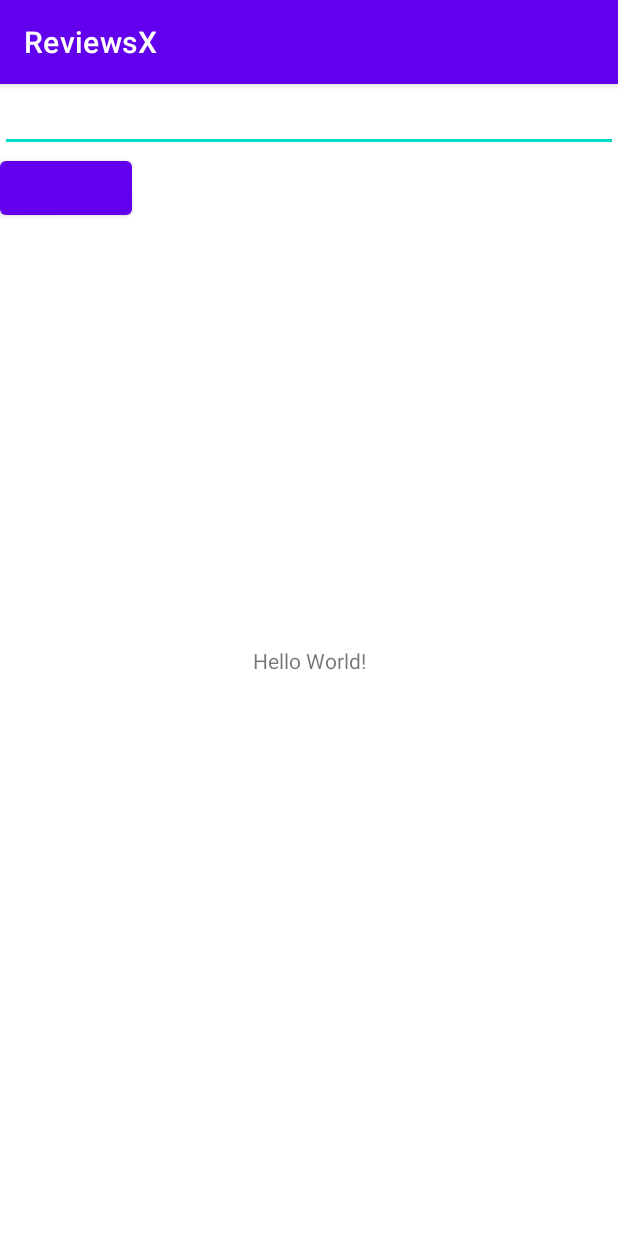
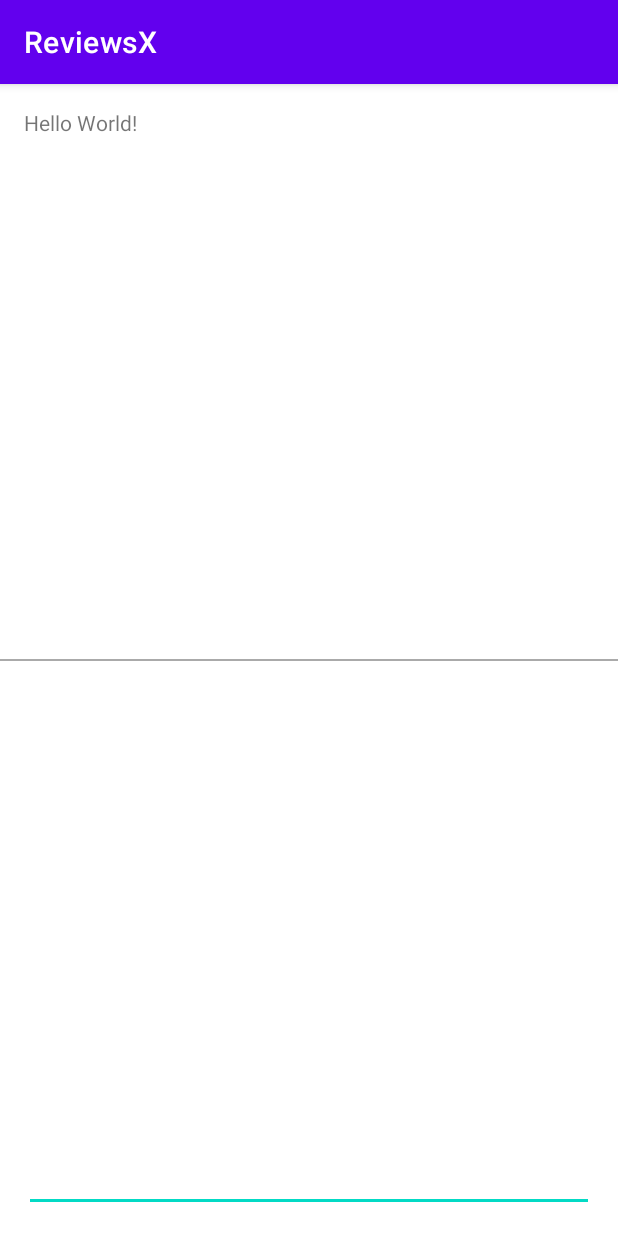
Before and after one commit to CS699-IITB-Autumn-2021/project-invertedstack, an Android app: the screen it shows after launch (MainActivity), on a phone screen of 412 x 824 dp. Run offline under Robolectric (Android 15) with nearby library versions, the phone set to English and light mode, and no system bars; libraries missing offline, so code that uses them is left out: io.noties.markwon; 4 statements that could not run were skipped.

Commit message:
Spicing up the layout a bit

```diff
--- a/app/src/main/java/cs699_a2021/invertedstack/reviewsx/MainActivity.java
+++ b/app/src/main/java/cs699_a2021/invertedstack/reviewsx/MainActivity.java
@@ -6,6 +6,8 @@ import androidx.appcompat.app.AppCompatActivity;
 
 import android.graphics.drawable.Drawable;
 import android.os.Bundle;
+import android.text.Editable;
+import android.text.TextWatcher;
 import android.view.View;
 import android.widget.Button;
 import android.widget.EditText;
@@ -26,7 +28,6 @@ public class MainActivity extends AppCompatActivity {
     protected void onCreate(Bundle savedInstanceState) {
         super.onCreate(savedInstanceState);
         setContentView(R.layout.activity_main);
-
         TextView textView = findViewById(R.id.main_text);
         //final Markwon markwon = Markwon.create(getApplicationContext());
         // https://noties.io/Markwon/docs/v4/ext-latex/#blocks
@@ -64,13 +65,22 @@ public class MainActivity extends AppCompatActivity {
         // https://noties.io/Markwon/docs/v4/editor/#getting-started-with-editor
         final MarkwonEditor editor = MarkwonEditor.create(markwon);
         editText.addTextChangedListener(MarkwonEditorTextWatcher.withProcess(editor));
+        editText.addTextChangedListener(new TextWatcher() {
+            @Override
+            public void beforeTextChanged(CharSequence s, int start, int count, int after) {
 
-        Button button = findViewById(R.id.main_submit);
-        button.setOnClickListener(new View.OnClickListener() {
+            }
+
             @Override
-            public void onClick(View v) {
+            public void onTextChanged(CharSequence s, int start, int before, int count) {
+
+            }
+
+            @Override
+            public void afterTextChanged(Editable s) {
                 markwon.setMarkdown(textView, editText.getText().toString());
             }
         });
+
     }
 }
--- a/app/src/main/res/layout/activity_main.xml
+++ b/app/src/main/res/layout/activity_main.xml
@@ -6,31 +6,37 @@
     android:layout_height="match_parent"
     tools:context=".MainActivity">
 
-    <TextView
-        android:id="@+id/main_text"
-        android:layout_width="wrap_content"
-        android:layout_height="wrap_content"
-        android:text="Hello World!"
-        app:layout_constraintBottom_toBottomOf="parent"
-        app:layout_constraintLeft_toLeftOf="parent"
-        app:layout_constraintRight_toRightOf="parent"
-        app:layout_constraintTop_toTopOf="parent" />
+    <LinearLayout
+        android:layout_width="match_parent"
+        android:layout_height="match_parent"
+        android:orientation="vertical">
 
-    <RelativeLayout
-        android:layout_width="match_parent"
-        android:layout_height="match_parent">
+        <!-- https://stackoverflow.com/a/4233683 -->
+
+        <TextView
+            android:id="@+id/main_text"
+            android:layout_width="match_parent"
+            android:layout_height="0dp"
+            android:text="Hello World!"
+            android:layout_weight="1"
+            android:layout_margin="16dp"/>
+
+        <!-- https://stackoverflow.com/a/10282253 -->
+        <View
+            android:layout_width="match_parent"
+            android:layout_height="1dp"
+            android:background="@android:color/darker_gray"/>
 
         <EditText
             android:id="@+id/main_edit_text"
             android:layout_width="match_parent"
-            android:layout_height="wrap_content" />
+            android:layout_height="0dp"
+            android:layout_weight="1"
+            android:layout_margin="16dp"
+            android:inputType="textMultiLine"
+            android:scrollbars="vertical"
+            android:gravity="top|start"/>
 
-        <Button
-            android:id="@+id/main_submit"
-            android:layout_width="wrap_content"
-            android:layout_height="wrap_content"
-            android:layout_below="@id/main_edit_text"/>
-
-    </RelativeLayout>
+    </LinearLayout>
 
 </androidx.constraintlayout.widget.ConstraintLayout>
```
